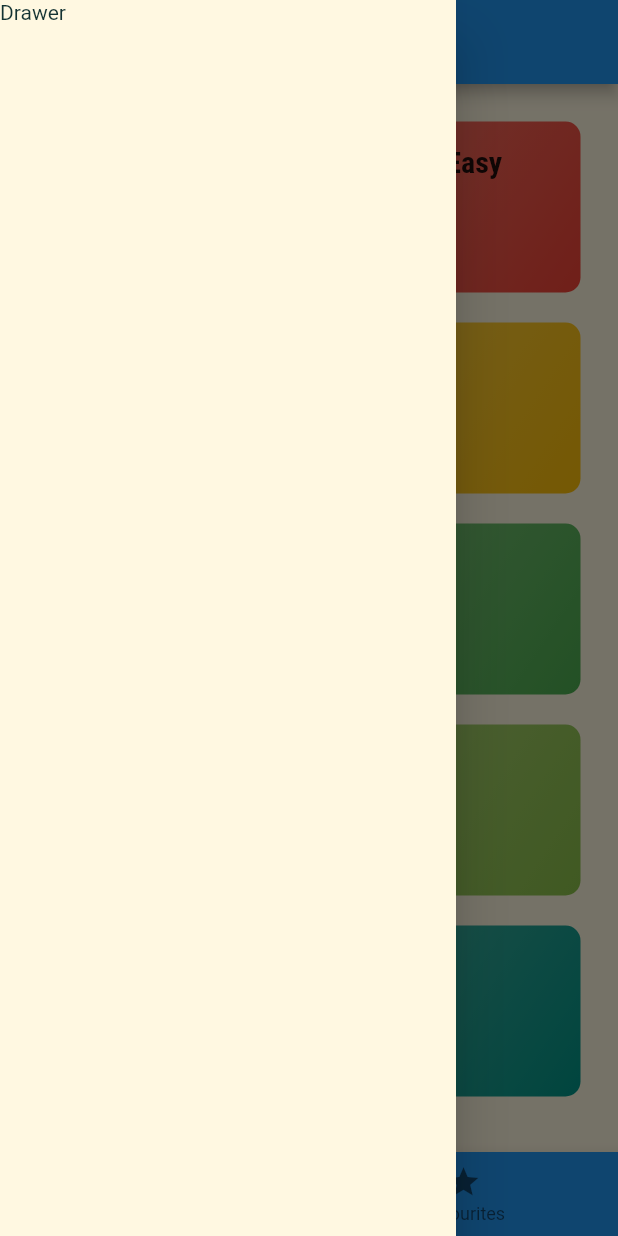
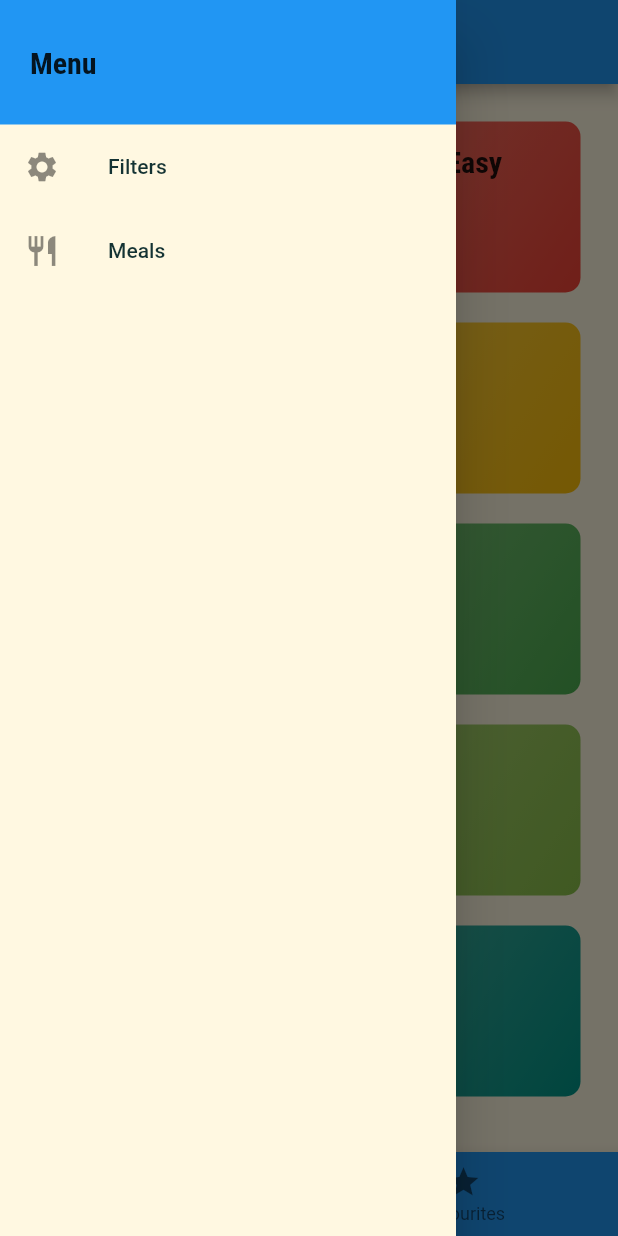
Before and after one commit to tytanus97/yumyum, a Flutter app: the screen it shows after launch, with the side drawer open, on a phone screen of 412 x 824 dp. Run offline on Flutter 3.47's test engine with Material 2 defaults, Android fonts, the phone set to English and light mode, and no system bars.

Commit message:
add filters

```diff
--- /dev/null
+++ b/lib/features/meal/domain/models/filters_model.dart
@@ -0,0 +1,6 @@
+class MealFilters {
+  bool isGlutenFree = false;
+  bool isLactoseFree = false;
+  bool isVegan = false;
+  bool isVegetarian = false;
+}
--- a/lib/features/meal/presentation/pages/category_details_page.dart
+++ b/lib/features/meal/presentation/pages/category_details_page.dart
@@ -1,30 +1,34 @@
 import 'package:flutter/material.dart';
-import 'package:yumyum/features/meal/data/dummy_data.dart';
 
 import '../../domain/models/meal_model.dart';
 import '../widgets/meal_item.dart';
 
 class CategoryDetailsPage extends StatelessWidget {
   static const route = '/category-details';
+  final List<Meal> availableMeals;
 
-const CategoryDetailsPage({ Key? key}) : super(key: key);
+  const CategoryDetailsPage({Key? key, required this.availableMeals})
+      : super(key: key);
 
   @override
-  Widget build(BuildContext context){
-
-    final routeArgs = ModalRoute.of(context)?.settings.arguments as Map<String, String>;
+  Widget build(BuildContext context) {
+    final routeArgs =
+        ModalRoute.of(context)?.settings.arguments as Map<String, String>;
     final id = routeArgs['id'];
     final title = routeArgs['title'] ?? 'title';
 
-    final List<Meal> categoryMeals = DUMMY_MEALS.where((meal) => meal.categories.contains(id)).toList();
+    final List<Meal> categoryMeals =
+        availableMeals.where((meal) => meal.categories.contains(id)).toList();
     print(categoryMeals.toString());
     return Scaffold(
         appBar: AppBar(
           title: Text(title),
         ),
-      body: ListView.builder(itemBuilder: (ctx,index)  {
+        body: ListView.builder(
+          itemBuilder: (ctx, index) {
             return MealItem(meal: categoryMeals[index]);
-      },itemCount: categoryMeals.length,)
-    );
+          },
+          itemCount: categoryMeals.length,
+        ));
   }
 }
--- /dev/null
+++ b/lib/features/meal/presentation/pages/filters_page.dart
@@ -0,0 +1,51 @@
+import 'package:flutter/material.dart';
+import 'package:yumyum/features/meal/domain/models/filters_model.dart';
+import 'package:yumyum/features/meal/presentation/widgets/drawer.dart';
+
+class FiltersPage extends StatelessWidget {
+  static const route = '/filters';
+  FiltersPage({Key? key, required this.onFiltersChange, required this.filters}) : super(key: key);
+
+  final Function onFiltersChange;
+  final MealFilters filters;
+
+  Widget build(BuildContext context) {
+    return Scaffold(
+      appBar: AppBar(title: const Text('Filters')),
+      body: Container(
+          child: ListView(
+        children: [
+          SwitchListTile(
+              value: filters.isGlutenFree,
+              title: const Text('Gluten free'),
+              onChanged: (bool newValue) {
+                  filters.isGlutenFree = newValue;
+                  onFiltersChange(filters);
+              }),
+          SwitchListTile(
+              value: filters.isLactoseFree,
+              title: const Text('Lactose free'),
+              onChanged: (bool newValue) {
+                  filters.isLactoseFree = newValue;
+                  onFiltersChange(filters);
+              }),
+          SwitchListTile(
+              value: filters.isVegan,
+              title: const Text('Vegan friendly'),
+              onChanged: (bool newValue) {
+                  filters.isVegan = newValue;
+                  onFiltersChange(filters);
+              }),
+          SwitchListTile(
+              value: filters.isVegetarian,
+              title: const Text('Vegetarian friendly'),
+              onChanged: (bool newValue) {
+                  filters.isVegetarian = newValue;
+                  onFiltersChange(filters);
+              })
+        ],
+      )),
+      drawer: const MainDrawer(),
+    );
+  }
+}
--- a/lib/features/meal/presentation/pages/tabs_page.dart
+++ b/lib/features/meal/presentation/pages/tabs_page.dart
@@ -1,9 +1,13 @@
 import 'package:flutter/material.dart';
+import 'package:yumyum/features/meal/domain/models/filters_model.dart';
 import 'package:yumyum/features/meal/presentation/pages/categories_page.dart';
 
+import '../widgets/drawer.dart';
 import 'favourites_page.dart';
 
 class TabsPage extends StatefulWidget {
+  static const route = '/';
+
   const TabsPage({Key? key}) : super(key: key);
 
   @override
@@ -11,10 +15,9 @@ class TabsPage extends StatefulWidget {
 }
 
 class _TabsPageState extends State<TabsPage> {
-
-  final List<Map<String,Object>> _pages =  const [
+  final List<Map<String, Object>> _pages = const [
     {'page': CategoriesPage(), 'title': 'Categories'},
-    {'title':'Favourites', 'page': FavouritesPage()}
+    {'title': 'Favourites', 'page': FavouritesPage()}
   ];
 
   int _selectedPageIndex = 0;
@@ -27,9 +30,9 @@ class _TabsPageState extends State<TabsPage> {
 
   @override
   Widget build(BuildContext context) {
-    return  Scaffold(
+    return Scaffold(
       appBar: AppBar(
-              title:  Text(_pages[_selectedPageIndex]['title'] as String),
+        title: Text(_pages[_selectedPageIndex]['title'] as String),
       ),
       body: _pages[_selectedPageIndex]['page'] as Widget,
       bottomNavigationBar: BottomNavigationBar(
@@ -38,11 +41,12 @@ class _TabsPageState extends State<TabsPage> {
         selectedItemColor: Colors.amber,
         onTap: _selectTab,
         items: const [
-              BottomNavigationBarItem(icon: Icon(Icons.category),label: 'Categories'),
-              BottomNavigationBarItem(icon: Icon(Icons.star),label: 'Favourites'),
+          BottomNavigationBarItem(
+              icon: Icon(Icons.category), label: 'Categories'),
+          BottomNavigationBarItem(icon: Icon(Icons.star), label: 'Favourites'),
         ],
       ),
-          drawer: Drawer(child: Text('Drawer')),
+      drawer: MainDrawer(),
     );
   }
 }
--- /dev/null
+++ b/lib/features/meal/presentation/widgets/drawer.dart
@@ -0,0 +1,26 @@
+import 'package:flutter/material.dart';
+
+import 'drawer_list.dart';
+
+class MainDrawer extends StatelessWidget {
+  const MainDrawer({Key? key}) : super(key: key);
+
+  @override
+  Widget build(BuildContext context) {
+    final ThemeData theme = Theme.of(context);
+    return Drawer(
+
+      child: Container(
+      width: double.infinity,
+      child: Column(children: [
+        Container(
+          width: double.infinity,
+          padding: EdgeInsets.symmetric(horizontal: 20,vertical: 30),
+          decoration: BoxDecoration(color: theme.primaryColor),
+          child: Text('Menu',style: theme.textTheme.titleMedium),
+        ),
+        DrawerList()
+      ]),
+    ));
+  }
+}
--- /dev/null
+++ b/lib/features/meal/presentation/widgets/drawer_list.dart
@@ -0,0 +1,19 @@
+import 'package:flutter/material.dart';
+import 'package:yumyum/features/meal/presentation/pages/filters_page.dart';
+import 'package:yumyum/features/meal/presentation/pages/tabs_page.dart';
+import 'package:yumyum/features/meal/presentation/widgets/drawer_list_item.dart';
+
+class DrawerList extends StatelessWidget {
+const DrawerList({ Key? key }) : super(key: key);
+
+  @override
+  Widget build(BuildContext context){
+    return Container(
+      alignment: Alignment.centerLeft,
+      child: const Column(children: [
+        DrawerListItem(icon: Icons.settings,label: 'Filters', navigateTo: FiltersPage.route),
+        DrawerListItem(icon: Icons.restaurant, label: 'Meals', navigateTo: TabsPage.route),
+      ]),
+    );
+  }
+}
--- /dev/null
+++ b/lib/features/meal/presentation/widgets/drawer_list_item.dart
@@ -0,0 +1,24 @@
+import 'package:flutter/material.dart';
+
+class DrawerListItem extends StatelessWidget {
+const DrawerListItem({ Key? key, required this.icon, required this.label, required this.navigateTo }) : super(key: key);
+
+  final IconData icon;
+  final String label;
+  final String navigateTo;
+
+  void _navigateTo(BuildContext ctx) {
+    Navigator.of(ctx).pushReplacementNamed(navigateTo);
+  }
+
+  @override
+  Widget build(BuildContext context){
+    return Container(
+      child: ListTile(
+        onTap: () {_navigateTo(context);},
+        leading: Icon(icon),
+        title: Text(label)
+      )
+    );
+  }
+}
--- a/lib/main.dart
+++ b/lib/main.dart
@@ -1,17 +1,47 @@
 import 'package:flutter/material.dart';
+import 'package:yumyum/features/meal/data/dummy_data.dart';
 import 'package:yumyum/features/meal/presentation/pages/categories_page.dart';
 import 'package:yumyum/features/meal/presentation/pages/category_details_page.dart';
+import 'package:yumyum/features/meal/presentation/pages/filters_page.dart';
 import 'package:yumyum/features/meal/presentation/pages/meal_details_page.dart';
 
+import 'features/meal/domain/models/filters_model.dart';
+import 'features/meal/domain/models/meal_model.dart';
 import 'features/meal/presentation/pages/tabs_page.dart';
 
 void main() {
   runApp(YumYum());
 }
 
-class YumYum extends StatelessWidget {
+class YumYum extends StatefulWidget {
   YumYum({Key? key}) : super(key: key);
+
+  @override
+  State<YumYum> createState() => _YumYumState();
+}
+
+class _YumYumState extends State<YumYum> {
+
   final ThemeData theme = ThemeData();
+  final MealFilters filters = MealFilters();
+  List<Meal> availableMeals = DUMMY_MEALS;
+
+
+  void _onFilterChange(MealFilters filters) {
+    setState(() {
+    availableMeals = DUMMY_MEALS.where((Meal element) {
+      if(filters.isGlutenFree && !element.isGlutenFree) return false;
+      if(filters.isLactoseFree && !element.isLactoseFree) return false;
+      if(filters.isVegan && !element.isVegan) return false;
+      if(filters.isVegetarian && !element.isVegetarian) return false;
+      return true;
+    }).toList();
+    print(availableMeals);
+    print('filterChange');
+    });
+  }
+
+
   @override
   Widget build(BuildContext context) {
     return MaterialApp(
@@ -21,23 +51,18 @@ class YumYum extends StatelessWidget {
           canvasColor: Colors.amber.shade50,
           colorScheme: theme.colorScheme.copyWith(secondary: Colors.cyan),
           textTheme: theme.textTheme.copyWith(
-            bodyLarge: const TextStyle(
-              color: Color.fromRGBO(20, 51, 51, 1)
-            ),
-            bodyMedium: const TextStyle(
-              color: Color.fromRGBO(20, 51, 51, 1)
-            ),
-            titleMedium: const TextStyle(
-              fontSize: 20,
-              fontFamily: 'RobotoCondensed',
-              fontWeight: FontWeight.bold
-            )
-          )
-          ),
-      home: TabsPage(),
+              bodyLarge: const TextStyle(color: Color.fromRGBO(20, 51, 51, 1)),
+              bodyMedium: const TextStyle(color: Color.fromRGBO(20, 51, 51, 1)),
+              titleMedium: const TextStyle(
+                  fontSize: 20,
+                  fontFamily: 'RobotoCondensed',
+                  fontWeight: FontWeight.bold))),
+      initialRoute: TabsPage.route,
       routes: {
-       CategoryDetailsPage.route:(context) => CategoryDetailsPage(),
-       MealDetailsPage.route:(context) => MealDetailsPage()
+        TabsPage.route: (context) => TabsPage(),
+        CategoryDetailsPage.route: (context) => CategoryDetailsPage(availableMeals: availableMeals),
+        MealDetailsPage.route: (context) => MealDetailsPage(),
+        FiltersPage.route: (context) => FiltersPage(onFiltersChange: _onFilterChange,filters: filters)
       },
     );
   }
```
Lines whose indentation alone changed are shown as unchanged.
